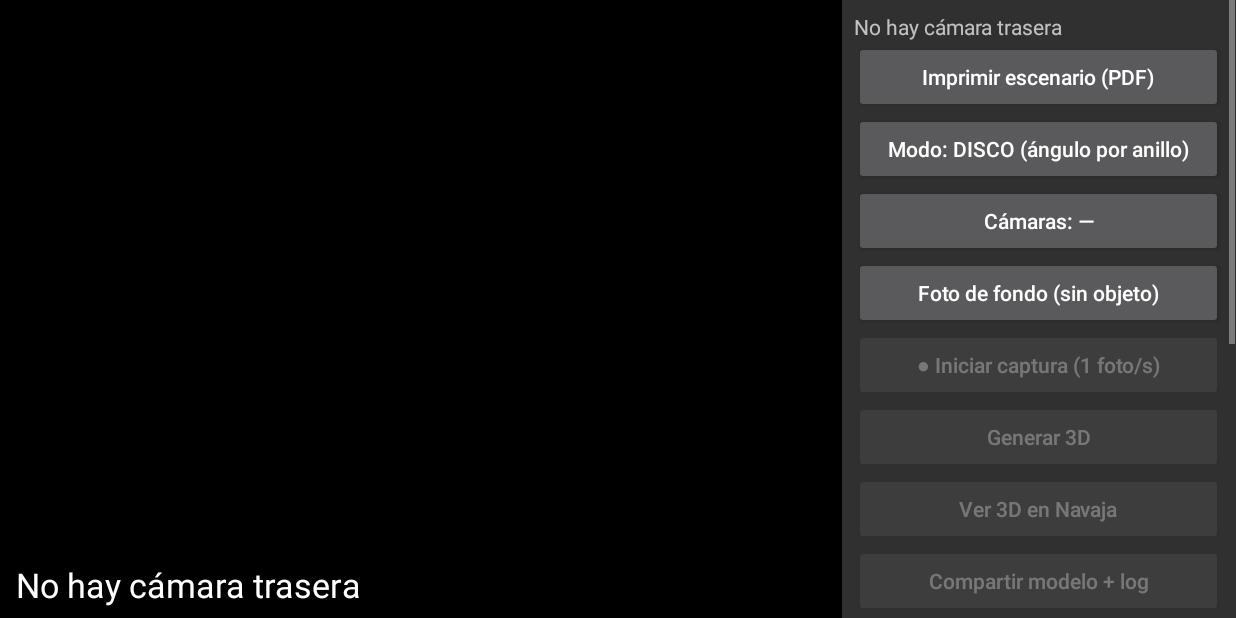
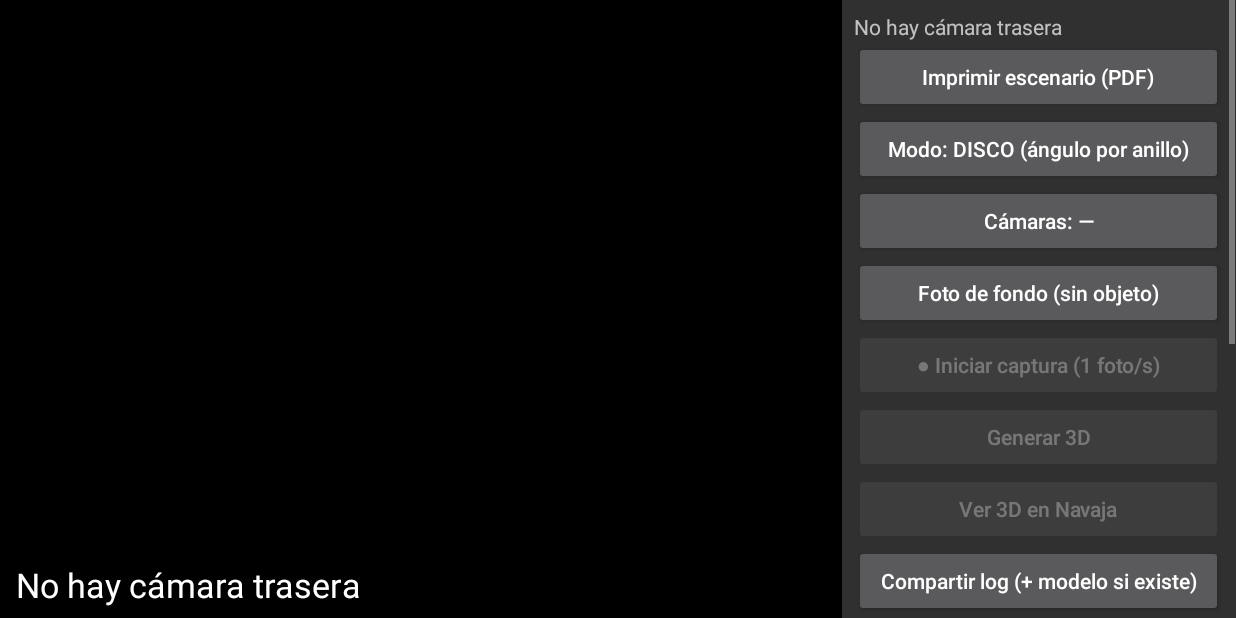
Before and after one commit to Josexato/navaja, an Android app: the ScanActivity screen opened directly, with no data from a screen before it, on a phone screen of 824 x 412 dp (held sideways). Run offline under Robolectric (Android 15) with nearby library versions, the phone set to English and light mode, and no system bars.

Commit message:
Escáner: poder compartir el log aunque no haya modelo
El botón de compartir sólo se activaba tras generar el 3D, así que si
fallaba la calibración o la captura no había forma de sacar log.txt
(Android/data no es accesible desde el gestor de archivos). Ahora está
activo con cualquier sesión y guarda el log justo antes de compartir.

Co-Authored-By: Claude Opus 5.5 <noreply@anthropic.com>
Claude-Session: https://claude.ai/code/session_01AQwb6S1RamFM7jviFiUZWW

```diff
--- a/app/src/main/java/com/josexato/navaja/scan3d/ScanActivity.java
+++ b/app/src/main/java/com/josexato/navaja/scan3d/ScanActivity.java
@@ -118,7 +118,7 @@ public class ScanActivity extends Activity implements CameraRig.Listener {
         bCapture = add(panel, "", v -> toggleCapture());
         bBuild = add(panel, "Generar 3D", v -> build());
         bView = add(panel, "Ver 3D en Navaja", v -> showInNavaja());
-        bShare = add(panel, "Compartir modelo + log", v -> share());
+        bShare = add(panel, "Compartir log (+ modelo si existe)", v -> share());
         add(panel, "Nueva sesión", v -> { newSession(); refresh(); });
         bThr = add(panel, "", v -> { threshold = next(threshold, new int[]{20, 28, 35, 45, 60}); applySettings(); });
         bRes = add(panel, "", v -> { resolution = next(resolution, new int[]{96, 128, 160, 200, 256}); applySettings(); });
@@ -170,7 +170,7 @@ public class ScanActivity extends Activity implements CameraRig.Listener {
         bCapture.setEnabled(p != null && !calibrating);
         bBuild.setEnabled(!capturing && session != null && !session.shots.isEmpty());
         bView.setEnabled(lastMesh != null);
-        bShare.setEnabled(lastMesh != null);
+        bShare.setEnabled(session != null); // el log sirve aunque aún no haya modelo
         bThr.setText("Umbral silueta: " + threshold);
         bRes.setText("Resolución 3D: " + resolution + " vóxeles");
         bGate.setText("Esperar escena quieta: " + (gate ? "Sí" : "No"));
@@ -503,6 +503,7 @@ public class ScanActivity extends Activity implements CameraRig.Listener {
     }
 
     private void share() {
+        session.saveLog(); // volcar lo último (calibración, rechazos…) antes de compartir
         ArrayList<Uri> uris = new ArrayList<>();
         for (File f : session.outputs())
             if (f.exists()) uris.add(FileProvider.getUriForFile(this, getPackageName() + ".fileprovider", f));
```
